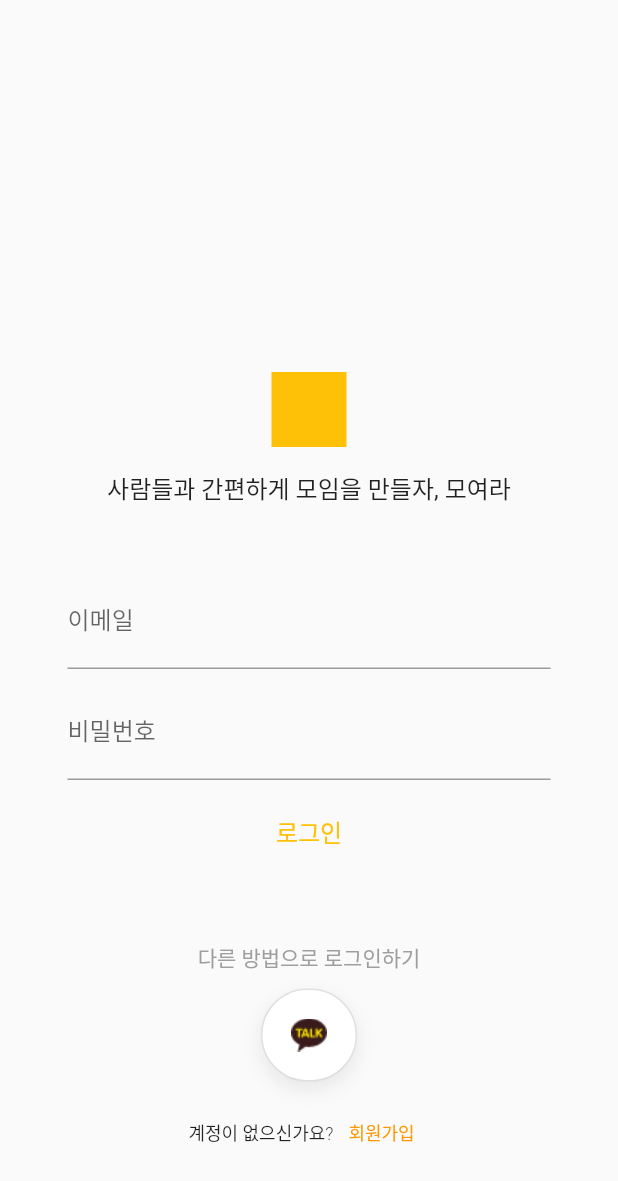
After one commit to losif63/CS496_Project2, a Flutter app: the AuthView screen opened directly, on a phone screen of 412 x 824 dp. The commit adds this screen. Shown: the top 1181 px of the screen. Run offline on Flutter 3.47's test engine with Material 2 defaults, Android fonts, the light colour scheme and no system bars; our stand-ins replace material_design_icons_flutter.

Commit message:
UI second commit

```diff
--- a/cs496_project2_front_end/lib/main.dart
+++ b/cs496_project2_front_end/lib/main.dart
@@ -1,3 +1,6 @@
+import 'package:cs496_project2_front_end/view/auth_view.dart';
+import 'package:cs496_project2_front_end/view/control_view.dart';
+import 'package:cs496_project2_front_end/view/my_page_view.dart';
 import 'package:cs496_project2_front_end/view/room_chat_view.dart';
 import 'package:flutter/material.dart';
 
@@ -19,7 +22,7 @@ class MyApp extends StatelessWidget {
       theme: ThemeData(
         primarySwatch: Colors.amber,
       ),
-      home: const RoomChatView(),
+      home: ControlView(),
     );
   }
 }
--- /dev/null
+++ b/cs496_project2_front_end/lib/view/auth_view.dart
@@ -0,0 +1,126 @@
+import 'package:flutter/material.dart';
+
+class AuthView extends StatelessWidget {
+  AuthView({Key? key}) : super(key: key);
+
+  final _formKey = GlobalKey<FormState>();
+
+  @override
+  Widget build(BuildContext context) {
+    return Scaffold(
+      body: SizedBox(
+          width: MediaQuery.of(context).size.width,
+          height: MediaQuery.of(context).size.height,
+          child: Column(
+              mainAxisAlignment: MainAxisAlignment.end,
+              crossAxisAlignment: CrossAxisAlignment.center,
+              children: [
+                const SizedBox(height: 75),
+                Container(height: 50, width: 50, color: Colors.amber), //앱 로고 박기
+                const SizedBox(height: 15),
+                Text('사람들과 간편하게 모임을 만들자, 모여라',
+                    style: TextStyle(fontSize: 16, color: Colors.black87)),
+                Padding(
+                  padding: const EdgeInsets.all(45),
+                  child: Form(
+                      key: _formKey,
+                      child: Column(children: [
+                        TextFormField(
+                          onSaved: null,
+                          autocorrect: false,
+                          keyboardType: TextInputType.emailAddress,
+                          decoration: const InputDecoration(
+                              labelText: '이메일', hintText: '이메일을 입력해주세요'),
+                        ),
+                        const SizedBox(height: 10),
+                        TextFormField(
+                            obscureText: true,
+                            onSaved: null,
+                            autocorrect: false,
+                            decoration: const InputDecoration(
+                                labelText: '비밀번호', hintText: '비밀번호를 입력해주세요')),
+                        const SizedBox(height: 10),
+                        TextButton(
+                          child:
+                              const Text('로그인', style: TextStyle(fontSize: 16)),
+                          onPressed: () {},
+                        ),
+                        const SizedBox(height: 50),
+                        Column(
+                          mainAxisSize: MainAxisSize.min,
+                          mainAxisAlignment: MainAxisAlignment.center,
+                          children: [
+                            const Text("다른 방법으로 로그인하기",
+                                style: TextStyle(
+                                  fontSize: 14,
+                                  fontWeight: FontWeight.w300,
+                                  color: Colors.grey,
+                                )),
+                            const SizedBox(height: 10),
+                            CustomButtonSocial(
+                                onPressedFn: () {}, image: 'kakaotalk'),
+                            const SizedBox(height: 10),
+                            Row(
+                              mainAxisAlignment: MainAxisAlignment.center,
+                              children: [
+                                const Text("계정이 없으신가요?",
+                                    style: TextStyle(
+                                        fontSize: 12,
+                                        fontWeight: FontWeight.w300,
+                                        color: Colors.black87)),
+                                TextButton(
+                                    onPressed: () {},
+                                    child: const Text("회원가입",
+                                        style: TextStyle(
+                                            fontSize: 12,
+                                            color: Colors.orange)))
+                              ],
+                            )
+                          ],
+                        )
+                      ])),
+                )
+              ])),
+    );
+  }
+}
+
+class CustomButtonSocial extends StatelessWidget {
+  final VoidCallback onPressedFn;
+  final String image;
+
+  const CustomButtonSocial({
+    Key? key,
+    required this.onPressedFn,
+    required this.image,
+  }) : super(key: key);
+
+  @override
+  Widget build(BuildContext context) {
+    return Container(
+      decoration: BoxDecoration(
+        borderRadius: BorderRadius.circular(30),
+        boxShadow: const [
+          BoxShadow(
+            color: Color.fromARGB(20, 0, 0, 0),
+            blurRadius: 10,
+            offset: Offset(0, 5),
+          ),
+        ],
+      ),
+      child: OutlinedButton(
+          style: OutlinedButton.styleFrom(
+            primary: Colors.white,
+            backgroundColor: Colors.white,
+            padding: const EdgeInsets.all(16),
+            shape:
+                RoundedRectangleBorder(borderRadius: BorderRadius.circular(40)),
+          ),
+          onPressed: onPressedFn,
+          child:
+              //D:\programs\madcamp\cs496_2ndWeek\CS496_Project2\cs496_project2_front_end\assets\images\kakaotalk.png
+              Image.asset('assets/images/kakaotalk.png',
+                  height: 30, width: 30)),
+    );
+  }
+}
--- a/cs496_project2_front_end/lib/view/room_list_view.dart
+++ b/cs496_project2_front_end/lib/view/room_list_view.dart
@@ -99,6 +99,7 @@ class AllRooms extends StatelessWidget {
         ),
         const SizedBox(height: 10),
         GridView.count(
+          physics: const NeverScrollableScrollPhysics(),
           crossAxisCount: 3,
           childAspectRatio: 4 / 3,
           shrinkWrap: true,
```
Also changed, not shown: cs496_project2_front_end/lib/view/control_view.dart (added, +50 -0 lines), cs496_project2_front_end/lib/view/my_page_view.dart (added, +78 -0 lines), cs496_project2_front_end/pubspec.yaml (+3 -5 lines), cs496_project2_front_end/assets/images/kakaotalk.png (added), cs496_project2_front_end/pubspec.lock.
